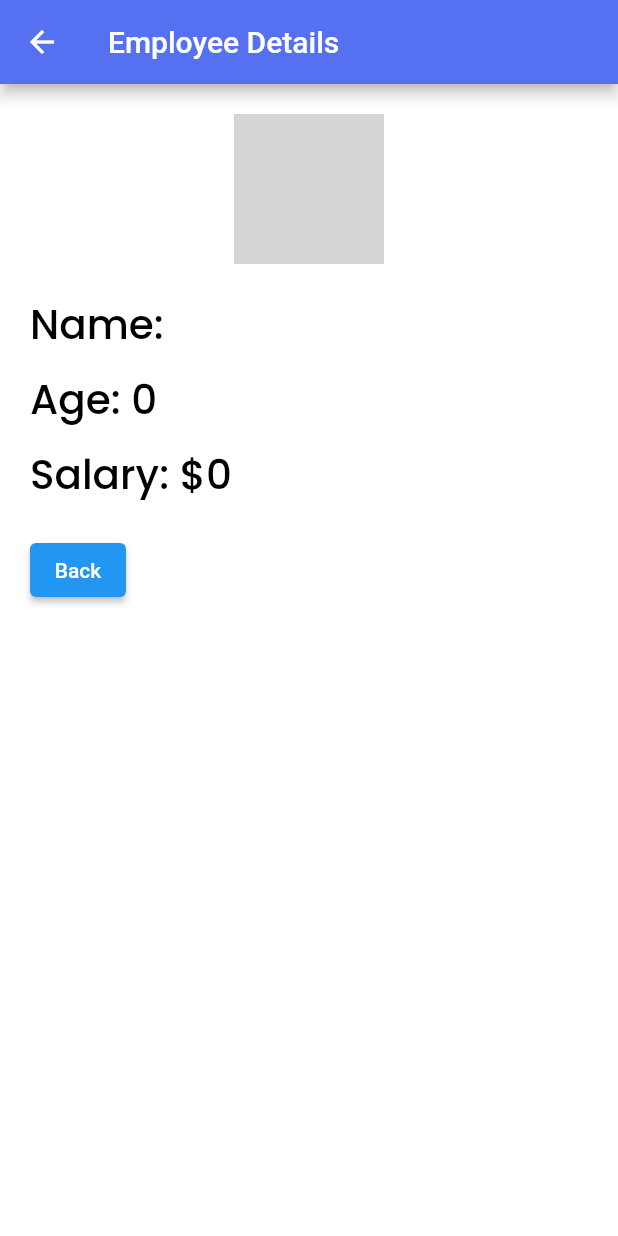
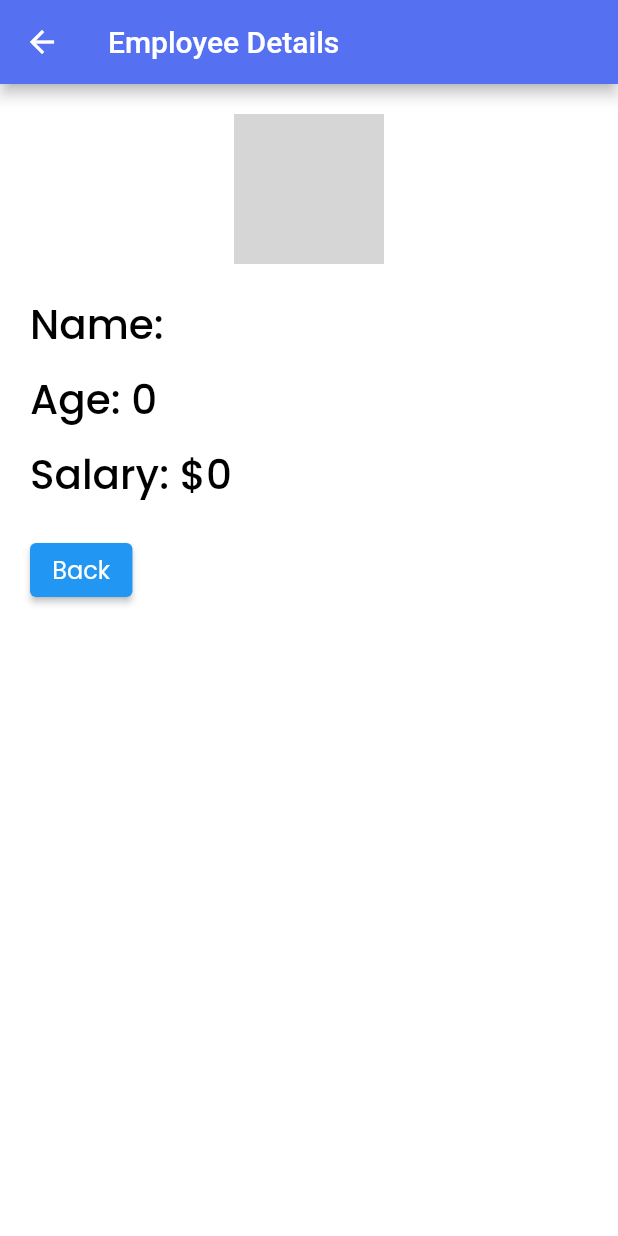
Before and after one commit to safabash/employee_management_app, a Flutter app: the EmployeeDetailPage screen opened directly with empty values, after a tap on "Back", on a phone screen of 412 x 824 dp. Run offline on Flutter 3.47's test engine with Material 3 defaults, Android fonts, the phone set to English and light mode, and no system bars; our stand-ins replace cached_network_image, firebase_auth, firebase_core, flutter_custom_clippers, flutter_screenutil, get and 3 more; missing offline and left inert: multi_state_button; accounts and stored records are empty; network calls fail; grey boxes are pictures that could not be loaded.

Commit message:
fix:ui fixes done

```diff
--- a/lib/dashboard/controller/dashboard_controller.dart
+++ b/lib/dashboard/controller/dashboard_controller.dart
@@ -1,5 +1,3 @@
-import 'dart:developer';
-
 import 'package:employee_management_app/shared/utils/snackbar_utils.dart';
 import 'package:get/get.dart';
 
@@ -9,6 +7,7 @@ import 'package:employee_management_app/dashboard/service/dashboard_service.dart
 class DashboardController extends GetxController {
   var employees = <EmployeeDetail>[].obs;
   var isLoading = true.obs;
+  var shouldRetry = false.obs;
   final DashboardService dashboardService = DashboardService();
   var employee = EmployeeDetail(
     id: 0,
@@ -18,19 +17,21 @@ class DashboardController extends GetxController {
     profileImage: '',
   ).obs;
 
-  @override
-  void onInit() {
-    fetchEmployees();
-    super.onInit();
-  }
+  // @override
+  // void onInit() {
+  //   fetchEmployees();
+  //   super.onInit();
+  // }
 
   Future<void> fetchEmployees() async {
     try {
       isLoading(true);
+      shouldRetry(false); // Reset retry state
       EmployeesListModel fetchedEmployees =
           await dashboardService.fetchEmployees();
       employees.assignAll(fetchedEmployees.data);
     } on RateLimitException {
+      shouldRetry(true); // Set retry state on rate limit
       SnackbarUtil.showErrorSnackbar(
         'Rate Limit Exceeded',
         'You have made too many requests. Please try again later.',
@@ -48,11 +49,12 @@ class DashboardController extends GetxController {
   Future<void> fetchEmployeeById(int id) async {
     try {
       isLoading(true);
+      shouldRetry(false); // Reset retry state
       final response = await dashboardService.fetchEmployeeById(id);
       EmployeeDetail fetchedEmployee = response.data;
       employee.value = fetchedEmployee;
-      log(fetchedEmployee.employeeName);
     } on RateLimitException {
+      shouldRetry(true); // Set retry state on rate limit
       SnackbarUtil.showErrorSnackbar(
         'Rate Limit Exceeded',
         'You have made too many requests. Please try again later.',
--- a/lib/dashboard/dashboard_screen.dart
+++ b/lib/dashboard/dashboard_screen.dart
@@ -1,3 +1,4 @@
+import 'package:employee_management_app/dashboard/controller/dashboard_controller.dart';
 import 'package:employee_management_app/dashboard/widgets/calender_widget.dart';
 import 'package:employee_management_app/dashboard/widgets/employee_data_widget.dart';
 import 'package:employee_management_app/dashboard/widgets/header_widget.dart';
@@ -7,6 +8,7 @@ import 'package:employee_management_app/shared/theme/color_manager.dart';
 import 'package:employee_management_app/shared/utils/responsive.dart';
 import 'package:flutter/material.dart';
 import 'package:flutter_screenutil/flutter_screenutil.dart';
+import 'package:get/get.dart';
 
 class Dashboard extends StatefulWidget {
   const Dashboard({super.key});
@@ -15,7 +17,15 @@ class Dashboard extends StatefulWidget {
   _DashboardState createState() => _DashboardState();
 }
 
+final DashboardController controller = Get.find();
+
 class _DashboardState extends State<Dashboard> {
+  @override
+  void initState() {
+    super.initState();
+    controller.fetchEmployees();
+  }
+
   @override
   Widget build(BuildContext context) {
     return Scaffold(
--- a/lib/dashboard/employee_detail_screen.dart
+++ b/lib/dashboard/employee_detail_screen.dart
@@ -5,7 +5,8 @@ import 'package:get/get.dart';
 class EmployeeDetailPage extends StatelessWidget {
   final int employeeId;
   final DashboardController controller = Get.find();
-  EmployeeDetailPage({Key? key, required this.employeeId}) : super(key: key) {
+
+  EmployeeDetailPage({super.key, required this.employeeId}) {
     controller.fetchEmployeeById(employeeId);
   }
 
@@ -14,11 +15,29 @@ class EmployeeDetailPage extends StatelessWidget {
     final theme = Theme.of(context);
     return Scaffold(
       appBar: AppBar(
-        title: Text('Employee Details'),
+        title: const Text('Employee Details'),
       ),
       body: Obx(() {
         if (controller.isLoading.value) {
           return const Center(child: CircularProgressIndicator());
+        }
+
+        if (controller.shouldRetry.value) {
+          return Center(
+            child: Column(
+              mainAxisAlignment: MainAxisAlignment.center,
+              children: [
+                const Text('Rate limit exceeded. Please try again later.'),
+                const SizedBox(height: 10),
+                ElevatedButton(
+                  onPressed: () {
+                    controller.fetchEmployeeById(employeeId);
+                  },
+                  child: const Text('Retry'),
+                ),
+              ],
+            ),
+          );
         }
 
         final employee = controller.employee.value;
@@ -48,7 +67,7 @@ class EmployeeDetailPage extends StatelessWidget {
                 onPressed: () {
                   Get.back();
                 },
-                child: Text('Back'),
+                child: const Text('Back'),
               ),
             ],
           ),
--- a/lib/main.dart
+++ b/lib/main.dart
@@ -12,8 +12,8 @@ import 'package:flutter_screenutil/flutter_screenutil.dart';
 // Replace with your actual dashboard file import
 
 void main() async {
-  WidgetsFlutterBinding.ensureInitialized();
-  await Firebase.initializeApp(options: DefaultFirebaseOptions.currentPlatform);
+  // WidgetsFlutterBinding.ensureInitialized();
+  // await Firebase.initializeApp(options: DefaultFirebaseOptions.currentPlatform);
   runApp(const MyApp());
 }
 
--- a/lib/shared/theme/theme_manager.dart
+++ b/lib/shared/theme/theme_manager.dart
@@ -14,7 +14,8 @@ ThemeData getApplicationThemeLight(BuildContext context) {
           getMediumStyle(color: ColorManagerLight.textColor, fontSize: 27),
       displayMedium: getRegularStyle(
           color: ColorManagerLight.secondaryTextColor, fontSize: 14),
-
+      labelLarge:
+          getRegularStyle(color: ColorManagerLight.textColor, fontSize: 16),
       labelMedium:
           getRegularStyle(color: ColorManagerLight.primaryColor, fontSize: 14),
       labelSmall: getRegularStyle(
```
Also changed, not shown: lib/authentication/login/responsive/login_mobile_screen.dart (+41 -8 lines), lib/authentication/login/responsive/login_windows_screen.dart (+42 -10 lines), lib/authentication/register/responsive/register_mobile_screen.dart (+9 -4 lines), lib/authentication/register/responsive/register_windows_screen.dart (+8 -4 lines), lib/dashboard/create_edit_employee_screen.dart (+14 -6 lines), lib/dashboard/widgets/employee_data_widget.dart (+27 -13 lines), lib/home/home_screen.dart (+3 -4 lines).
